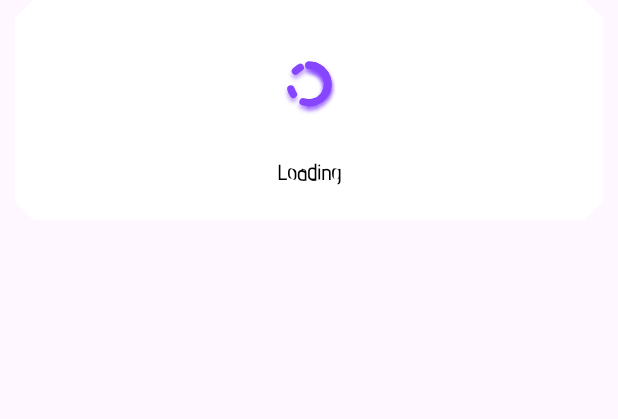
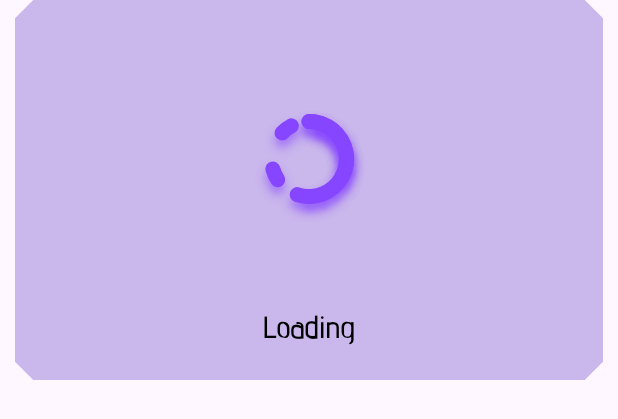
Before and after one commit to IT22152732/LAB_04_MAD, an Android app: the layout loading_dialog.xml on its own in the app's theme, with its tools: preview values and no code run, on a phone screen of 412 x 824 dp. Shown: the top 419 px of the screen. Run offline under Robolectric (Android 15) with nearby library versions, the phone set to English and light mode, and no system bars.

```diff
--- a/app/src/main/res/layout/loading_dialog.xml
+++ b/app/src/main/res/layout/loading_dialog.xml
@@ -3,7 +3,7 @@
     android:layout_width="match_parent"
     android:layout_height="wrap_content"
     xmlns:app="http://schemas.android.com/apk/res-auto"
-    app:cardBackgroundColor="@color/white"
+    app:cardBackgroundColor="#CAB7EC"
     style="@style/CardViewStyle"
     android:layout_marginHorizontal="10dp">
 
@@ -15,8 +15,8 @@
         android:orientation="vertical">
 
         <com.airbnb.lottie.LottieAnimationView
-            android:layout_width="100dp"
-            android:layout_height="100dp"
+            android:layout_width="200dp"
+            android:layout_height="200dp"
             app:lottie_autoPlay="true"
             app:lottie_loop="true"
             app:lottie_rawRes="@raw/loadingnew"/>
@@ -26,6 +26,7 @@
             android:layout_height="wrap_content"
             android:textColor="@color/black"
             android:text="Loading"
+            android:textSize="20sp"
             android:textStyle="bold"/>
 
 
```
Also changed, not shown: app/src/main/res/values/colors.xml (line endings or trailing spaces).
